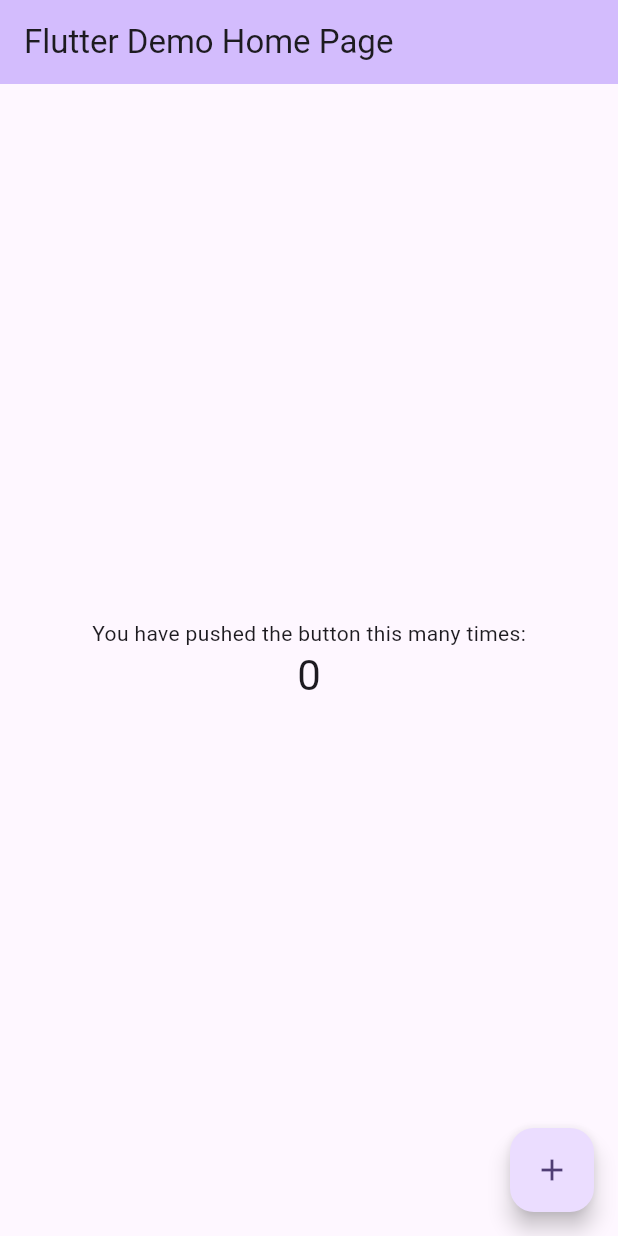
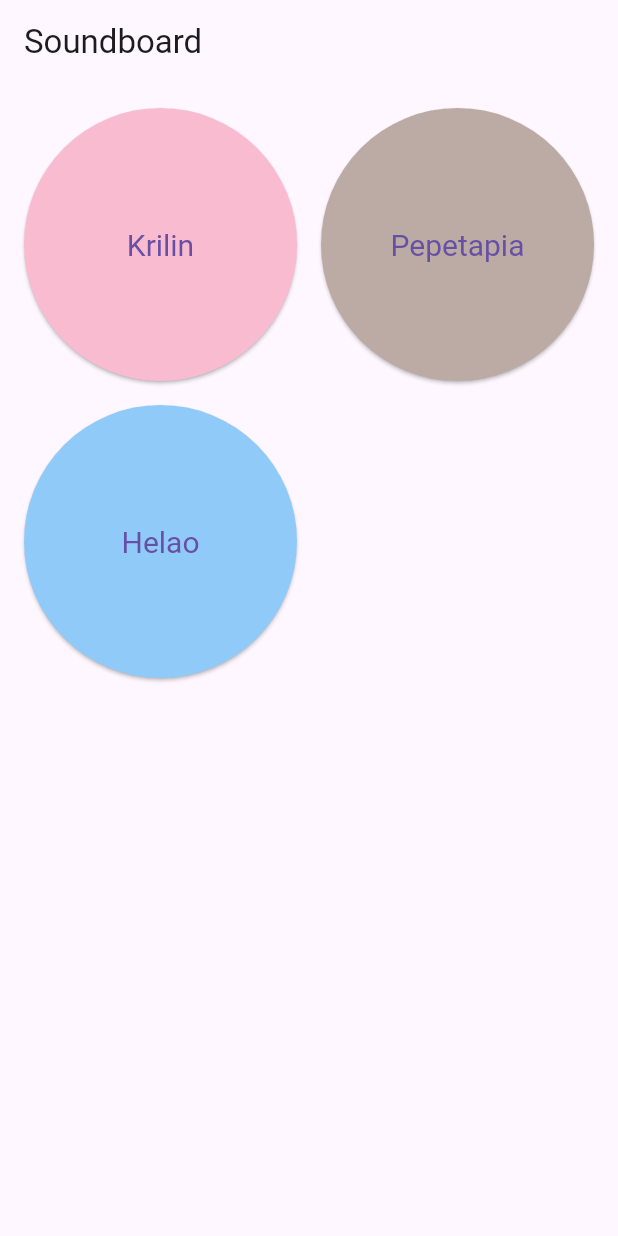
Before and after one commit to salazarbarrera/soundboard-firebase_analytics_test, a Flutter app: the screen it shows after launch, on a phone screen of 412 x 824 dp. Run offline on Flutter 3.47's test engine with Material 3 defaults, Android fonts, the light colour scheme and no system bars; our stand-ins replace audioplayers, firebase_analytics, firebase_core, flutter_bloc; accounts and stored records are empty.

Commit message:
soundboard program

```diff
--- a/lib/main.dart
+++ b/lib/main.dart
@@ -1,125 +1,33 @@
 import 'package:flutter/material.dart';
+import 'package:flutter_bloc/flutter_bloc.dart';
+import 'package:firebase_core/firebase_core.dart';
+import 'package:firebase_analytics/firebase_analytics.dart';
+import 'package:soundboard2/soundboard_bloc.dart';
+import 'package:soundboard2/soundboard_screen.dart';
 
-void main() {
-  runApp(const MyApp());
+void main() async {
+  WidgetsFlutterBinding.ensureInitialized();
+  await Firebase.initializeApp();
+  runApp(SoundboardApp());
 }
 
-class MyApp extends StatelessWidget {
-  const MyApp({super.key});
+class SoundboardApp extends StatelessWidget {
+  final FirebaseAnalytics analytics = FirebaseAnalytics.instance;
 
-  // This widget is the root of your application.
+  SoundboardApp({super.key});
+
   @override
   Widget build(BuildContext context) {
     return MaterialApp(
-      title: 'Flutter Demo',
+      title: 'Soundboard',
       theme: ThemeData(
-        // This is the theme of your application.
-        //
-        // TRY THIS: Try running your application with "flutter run". You'll see
-        // the application has a purple toolbar. Then, without quitting the app,
-        // try changing the seedColor in the colorScheme below to Colors.green
-        // and then invoke "hot reload" (save your changes or press the "hot
-        // reload" button in a Flutter-supported IDE, or press "r" if you used
-        // the command line to start the app).
-        //
-        // Notice that the counter didn't reset back to zero; the application
-        // state is not lost during the reload. To reset the state, use hot
-        // restart instead.
-        //
-        // This works for code too, not just values: Most code changes can be
-        // tested with just a hot reload.
-        colorScheme: ColorScheme.fromSeed(seedColor: Colors.deepPurple),
-        useMaterial3: true,
+        primarySwatch: Colors.blue,
       ),
-      home: const MyHomePage(title: 'Flutter Demo Home Page'),
+      home: BlocProvider(
+        create: (_) => SoundboardBloc(analytics),
+        // create: (_) => SoundboardBloc(),
+        child: const SoundboardScreen(),
+      ),
     );
   }
 }
-
-class MyHomePage extends StatefulWidget {
-  const MyHomePage({super.key, required this.title});
-
-  // This widget is the home page of your application. It is stateful, meaning
-  // that it has a State object (defined below) that contains fields that affect
-  // how it looks.
-
-  // This class is the configuration for the state. It holds the values (in this
-  // case the title) provided by the parent (in this case the App widget) and
-  // used by the build method of the State. Fields in a Widget subclass are
-  // always marked "final".
-
-  final String title;
-
-  @override
-  State<MyHomePage> createState() => _MyHomePageState();
-}
-
-class _MyHomePageState extends State<MyHomePage> {
-  int _counter = 0;
-
-  void _incrementCounter() {
-    setState(() {
-      // This call to setState tells the Flutter framework that something has
-      // changed in this State, which causes it to rerun the build method below
-      // so that the display can reflect the updated values. If we changed
-      // _counter without calling setState(), then the build method would not be
-      // called again, and so nothing would appear to happen.
-      _counter++;
-    });
-  }
-
-  @override
-  Widget build(BuildContext context) {
-    // This method is rerun every time setState is called, for instance as done
-    // by the _incrementCounter method above.
-    //
-    // The Flutter framework has been optimized to make rerunning build methods
-    // fast, so that you can just rebuild anything that needs updating rather
-    // than having to individually change instances of widgets.
-    return Scaffold(
-      appBar: AppBar(
-        // TRY THIS: Try changing the color here to a specific color (to
-        // Colors.amber, perhaps?) and trigger a hot reload to see the AppBar
-        // change color while the other colors stay the same.
-        backgroundColor: Theme.of(context).colorScheme.inversePrimary,
-        // Here we take the value from the MyHomePage object that was created by
-        // the App.build method, and use it to set our appbar title.
-        title: Text(widget.title),
-      ),
-      body: Center(
-        // Center is a layout widget. It takes a single child and positions it
-        // in the middle of the parent.
-        child: Column(
-          // Column is also a layout widget. It takes a list of children and
-          // arranges them vertically. By default, it sizes itself to fit its
-          // children horizontally, and tries to be as tall as its parent.
-          //
-          // Column has various properties to control how it sizes itself and
-          // how it positions its children. Here we use mainAxisAlignment to
-          // center the children vertically; the main axis here is the vertical
-          // axis because Columns are vertical (the cross axis would be
-          // horizontal).
-          //
-          // TRY THIS: Invoke "debug painting" (choose the "Toggle Debug Paint"
-          // action in the IDE, or press "p" in the console), to see the
-          // wireframe for each widget.
-          mainAxisAlignment: MainAxisAlignment.center,
-          children: <Widget>[
-            const Text(
-              'You have pushed the button this many times:',
-            ),
-            Text(
-              '$_counter',
-              style: Theme.of(context).textTheme.headlineMedium,
-            ),
-          ],
-        ),
-      ),
-      floatingActionButton: FloatingActionButton(
-        onPressed: _incrementCounter,
-        tooltip: 'Increment',
-        child: const Icon(Icons.add),
-      ), // This trailing comma makes auto-formatting nicer for build methods.
-    );
-  }
-}
--- /dev/null
+++ b/lib/soundboard_bloc.dart
@@ -0,0 +1,49 @@
+import 'package:flutter_bloc/flutter_bloc.dart';
+import 'package:audioplayers/audioplayers.dart';
+import 'package:firebase_analytics/firebase_analytics.dart';
+
+abstract class SoundboardEvent {}
+
+class PlaySoundEvent extends SoundboardEvent {
+  final String soundName;
+  PlaySoundEvent(this.soundName);
+}
+
+abstract class SoundboardState {}
+
+class SoundboardInitial extends SoundboardState {}
+
+class SoundboardBloc extends Bloc<SoundboardEvent, SoundboardState> {
+  final AudioPlayer _audioPlayer = AudioPlayer();
+  final FirebaseAnalytics analytics;
+
+  SoundboardBloc(this.analytics) : super(SoundboardInitial()) {
+    on<PlaySoundEvent>(_onPlaySound);
+  }
+  // SoundboardBloc() : super(SoundboardInitial()) {
+  //   on<PlaySoundEvent>(_onPlaySound);
+  // }
+
+  Future<void> _onPlaySound(PlaySoundEvent event, Emitter<SoundboardState> emit) async {
+    final filePath = 'sounds/${event.soundName}.mp3';
+    try {
+      await _audioPlayer.stop();
+      await _audioPlayer.play(AssetSource(filePath));
+      await analytics.logEvent(
+        name: '${event.soundName}_pressed',
+        parameters: {'sound': event.soundName},
+      );
+
+      await FirebaseAnalytics.instance.logEvent(
+        name: "select_content",
+        parameters: {
+          "content_type": "image",
+          "item_id": 42,
+        },
+      );
+
+    } catch (e) {
+      print('Error playing sound: $e');
+    }
+  }
+}
--- /dev/null
+++ b/lib/soundboard_screen.dart
@@ -0,0 +1,59 @@
+import 'package:flutter/material.dart';
+import 'package:flutter_bloc/flutter_bloc.dart';
+import 'soundboard_bloc.dart';
+
+class SoundboardScreen extends StatelessWidget {
+  const SoundboardScreen({super.key});
+
+  @override
+  Widget build(BuildContext context) {
+    final bloc = context.read<SoundboardBloc>();
+
+    return Scaffold(
+      appBar: AppBar(title: const Text('Soundboard')),
+      body: Padding(
+        padding: const EdgeInsets.all(16.0),
+        child: GridView.count(
+          crossAxisCount: 2,
+          mainAxisSpacing: 16,
+          crossAxisSpacing: 16,
+          children: [
+            _SoundButton(label: 'Krilin', soundName: 'krilin', bloc: bloc, color: Colors.pink[100]),
+            _SoundButton(label: 'Pepetapia', soundName: 'pepetapia', bloc: bloc, color: Colors.brown[200]),
+            _SoundButton(label: 'Helao', soundName: 'helao', bloc: bloc, color: Colors.blue[200]),
+          ],
+        ),
+      ),
+    );
+  }
+}
+
+class _SoundButton extends StatelessWidget {
+  final String label;
+  final String soundName;
+  final SoundboardBloc bloc;
+  final Color? color;
+
+  const _SoundButton({
+    required this.label,
+    required this.soundName,
+    required this.bloc,
+    required this.color,
+    super.key,
+  });
+
+  @override
+  Widget build(BuildContext context) {
+    return ElevatedButton(
+      onPressed: () {
+        bloc.add(PlaySoundEvent(soundName));
+      },
+      style: ElevatedButton.styleFrom(
+        minimumSize: const Size(100, 100),
+        textStyle: const TextStyle(fontSize: 20),
+        backgroundColor: color,
+      ),
+      child: Text(label),
+    );
+  }
+}
```
Also changed, not shown: pubspec.yaml (+9 -34 lines), pubspec.lock, 9 other files.
